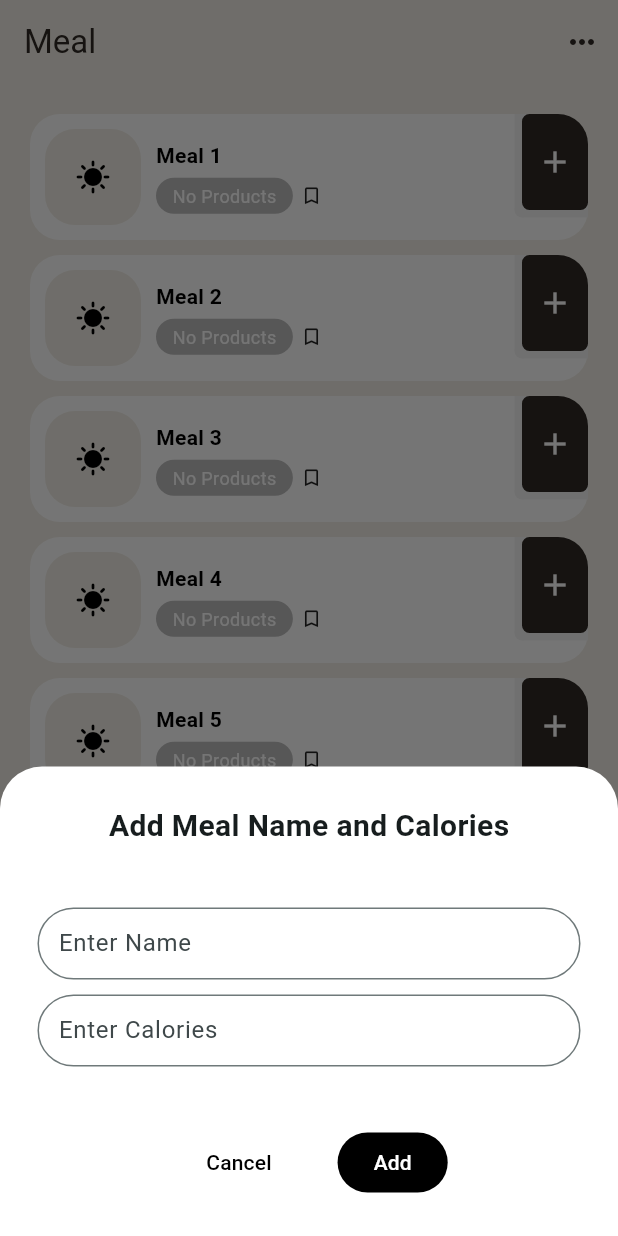
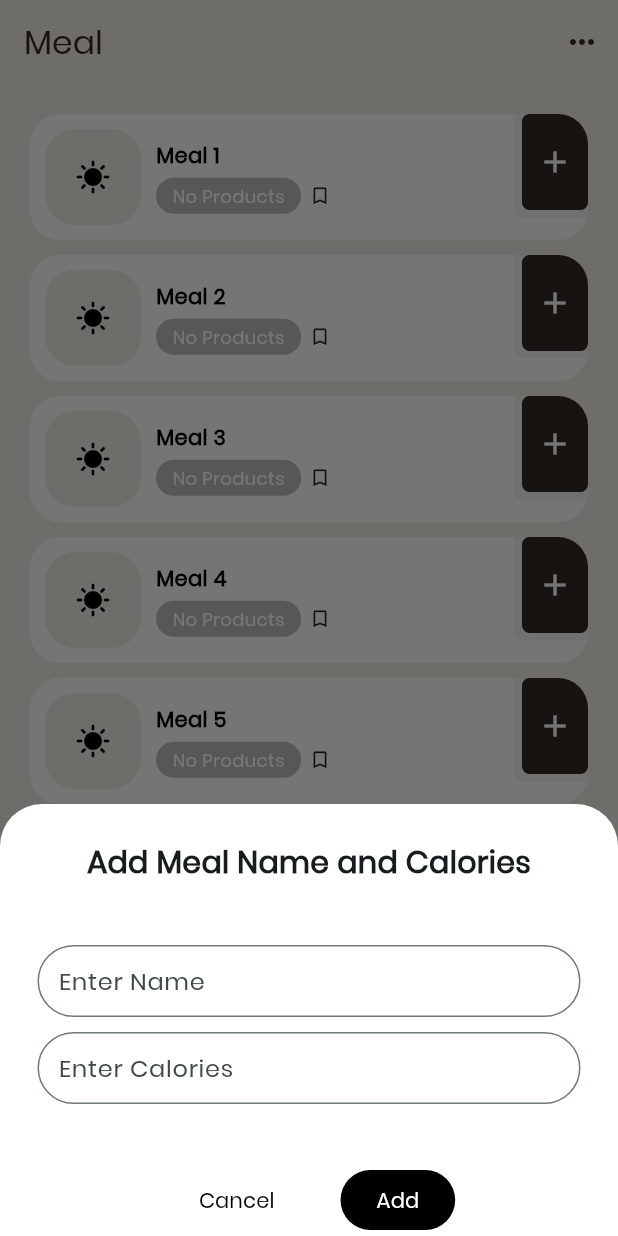
Before and after one commit to sherdiltahir/assessment_flutter, a Flutter app: the screen it shows after launch, after a tap on the "add" icon, on a phone screen of 412 x 824 dp. Run offline on Flutter 3.47's test engine with Material 3 defaults, Android fonts, the phone set to English and light mode, and no system bars; our stand-ins replace gap.

Commit message:
done with the issues of font and bottom sheet

```diff
--- /dev/null
+++ b/lib/gen/fonts.gen.dart
@@ -0,0 +1,15 @@
+/// GENERATED CODE - DO NOT MODIFY BY HAND
+/// *****************************************************
+///  FlutterGen
+/// *****************************************************
+
+// coverage:ignore-file
+// ignore_for_file: type=lint
+// ignore_for_file: directives_ordering,unnecessary_import,implicit_dynamic_list_literal,deprecated_member_use
+
+class FontFamily {
+  FontFamily._();
+
+  /// Font family: Poppins
+  static const String poppins = 'Poppins';
+}
--- a/lib/main.dart
+++ b/lib/main.dart
@@ -1,4 +1,5 @@
 import 'package:assessment_flutter/gen/colors.gen.dart';
+import 'package:assessment_flutter/gen/fonts.gen.dart';
 import 'package:assessment_flutter/provider/meal_provider.dart';
 import 'package:flutter/material.dart';
 import 'package:provider/provider.dart';
@@ -26,7 +27,7 @@ class MyApp extends StatelessWidget {
           debugShowCheckedModeBanner: false,
           title: 'Meal App',
           theme: ThemeData(
-            fontFamily: "Poppins",
+            fontFamily: FontFamily.poppins,
             dialogBackgroundColor: ColorName.bgScaffoldColor,
             scaffoldBackgroundColor: ColorName.bgScaffoldColor,
             colorScheme: ColorScheme.fromSeed(seedColor: Colors.grey),
--- a/lib/view/screens/meal_screen/bottom_sheets/add_meal_bottom_sheet.dart
+++ b/lib/view/screens/meal_screen/bottom_sheets/add_meal_bottom_sheet.dart
@@ -12,7 +12,8 @@ class AddMealBottomSheet {
     final GlobalKey<FormState> formKey = GlobalKey<FormState>();
     final mealData = await showModalBottomSheet(
         builder: (context) => Padding(
-              padding: const EdgeInsets.all(25),
+              padding: EdgeInsets.fromLTRB(
+                  25, 25, 25, MediaQuery.of(context).viewInsets.bottom),
               child: Form(
                 key: formKey,
                 child: Column(
```
Also changed, not shown: pubspec.yaml (+9 -4 lines), assets/fonts/Poppins-Regular.ttf (deleted), assets/fonts/poppins.regular.ttf (added).
